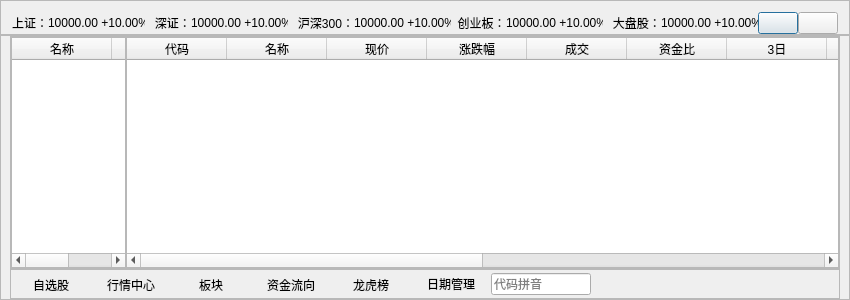
Old version of the form dialog.ui in the repository bnufree/Hq.
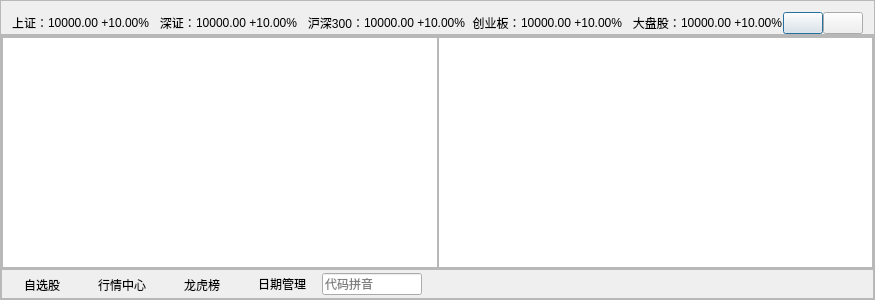
New version of the form.

Diff of the .ui file:
```diff
--- a/dialog.ui
+++ b/dialog.ui
@@ -10,10 +10,16 @@
     <height>300</height>
    </rect>
   </property>
+  <property name="sizePolicy">
+   <sizepolicy hsizetype="Preferred" vsizetype="Preferred">
+    <horstretch>0</horstretch>
+    <verstretch>0</verstretch>
+   </sizepolicy>
+  </property>
   <property name="minimumSize">
    <size>
-    <width>350</width>
-    <height>300</height>
+    <width>0</width>
+    <height>0</height>
    </size>
   </property>
   <property name="maximumSize">
@@ -204,13 +210,13 @@
        <number>0</number>
       </property>
       <property name="leftMargin">
-       <number>9</number>
+       <number>0</number>
       </property>
       <property name="topMargin">
        <number>0</number>
       </property>
       <property name="rightMargin">
-       <number>9</number>
+       <number>0</number>
       </property>
       <property name="bottomMargin">
        <number>0</number>
@@ -223,7 +229,7 @@
         <property name="frameShadow">
          <enum>QFrame::Raised</enum>
         </property>
-        <layout class="QHBoxLayout" name="horizontalLayout_2" stretch="3,16">
+        <layout class="QHBoxLayout" name="horizontalLayout_2">
          <property name="spacing">
           <number>0</number>
          </property>
@@ -243,7 +249,7 @@
           <widget class="QTableWidget" name="blocktbl">
            <property name="maximumSize">
             <size>
-             <width>115</width>
+             <width>16777215</width>
              <height>16777215</height>
             </size>
            </property>
@@ -265,16 +271,6 @@
            <property name="selectionBehavior">
             <enum>QAbstractItemView::SelectRows</enum>
            </property>
-           <column>
-            <property name="text">
-             <string>名称</string>
-            </property>
-           </column>
-           <column>
-            <property name="text">
-             <string>涨跌幅</string>
-            </property>
-           </column>
           </widget>
          </item>
          <item>
@@ -309,76 +305,6 @@
            <attribute name="verticalHeaderVisible">
             <bool>false</bool>
            </attribute>
-           <column>
-            <property name="text">
-             <string>代码</string>
-            </property>
-           </column>
-           <column>
-            <property name="text">
-             <string>名称</string>
-            </property>
-           </column>
-           <column>
-            <property name="text">
-             <string>现价</string>
-            </property>
-           </column>
-           <column>
-            <property name="text">
-             <string>涨跌幅</string>
-            </property>
-           </column>
-           <column>
-            <property name="text">
-             <string>成交</string>
-            </property>
-           </column>
-           <column>
-            <property name="text">
-             <string>资金比</string>
-            </property>
-           </column>
-           <column>
-            <property name="text">
-             <string>3日</string>
-            </property>
-           </column>
-           <column>
-            <property name="text">
-             <string>资金流</string>
-            </property>
-           </column>
-           <column>
-            <property name="text">
-             <string>股息率</string>
-            </property>
-           </column>
-           <column>
-            <property name="text">
-             <string>送转</string>
-            </property>
-           </column>
-           <column>
-            <property name="text">
-             <string>总市值</string>
-            </property>
-           </column>
-           <column>
-            <property name="text">
-             <string>流通市值</string>
-            </property>
-           </column>
-           <column>
-            <property name="text">
-             <string>登记日</string>
-            </property>
-           </column>
-           <column>
-            <property name="text">
-             <string>公告日</string>
-            </property>
-           </column>
           </widget>
          </item>
         </layout>
@@ -452,38 +378,6 @@
            </property>
           </widget>
          </item>
-         <item>
-          <widget class="QPushButton" name="blkbtn">
-           <property name="minimumSize">
-            <size>
-             <width>0</width>
-             <height>30</height>
-            </size>
-           </property>
-           <property name="text">
-            <string>板块</string>
-           </property>
-           <property name="flat">
-            <bool>true</bool>
-           </property>
-          </widget>
-         </item>
-         <item>
-          <widget class="QPushButton" name="zjlxBtn">
-           <property name="minimumSize">
-            <size>
-             <width>0</width>
-             <height>30</height>
-            </size>
-           </property>
-           <property name="text">
-            <string>资金流向</string>
-           </property>
-           <property name="flat">
-            <bool>true</bool>
-           </property>
-          </widget>
-         </item>
          <item>
           <widget class="QPushButton" name="lhbBtn">
            <property name="minimumSize">
```
